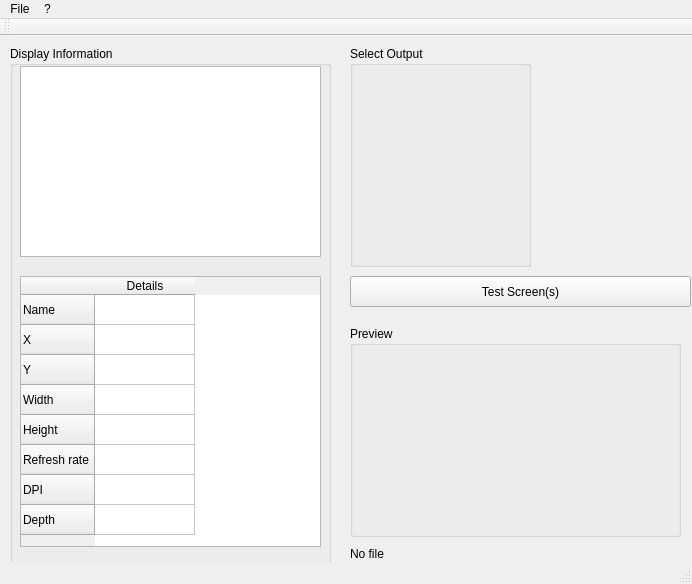
Before: the Qt Designer form DisplaySelector/mainwindow.ui in AlexRadacki/QtSfCM, drawn with Qt 5.
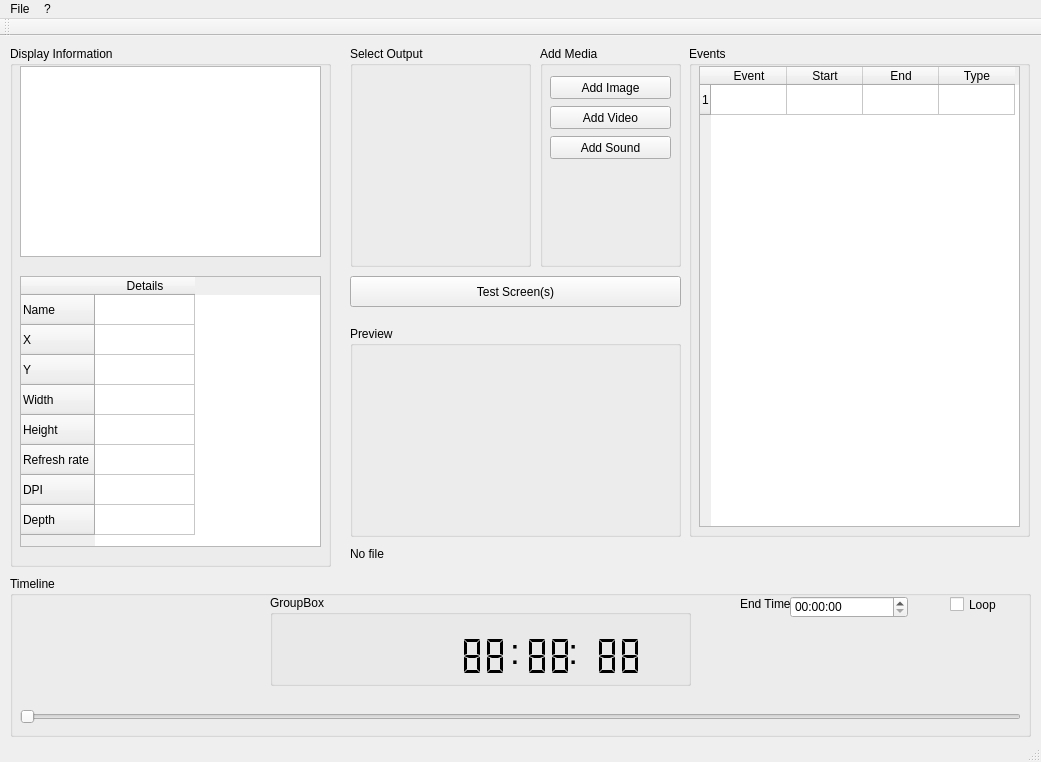
After: the same form once the commit is applied.

```diff
--- a/DisplaySelector/mainwindow.ui
+++ b/DisplaySelector/mainwindow.ui
@@ -6,8 +6,8 @@
    <rect>
     <x>0</x>
     <y>0</y>
-    <width>692</width>
-    <height>584</height>
+    <width>1041</width>
+    <height>762</height>
    </rect>
   </property>
   <property name="windowTitle">
@@ -131,7 +131,7 @@
      <rect>
       <x>350</x>
       <y>240</y>
-      <width>341</width>
+      <width>331</width>
       <height>31</height>
      </rect>
     </property>
@@ -165,6 +165,340 @@
      <string>No file</string>
     </property>
    </widget>
+   <widget class="QGroupBox" name="eventListBox">
+    <property name="geometry">
+     <rect>
+      <x>689</x>
+      <y>10</y>
+      <width>341</width>
+      <height>491</height>
+     </rect>
+    </property>
+    <property name="title">
+     <string>Events</string>
+    </property>
+    <widget class="QTableWidget" name="eventListTable">
+     <property name="geometry">
+      <rect>
+       <x>10</x>
+       <y>20</y>
+       <width>321</width>
+       <height>461</height>
+      </rect>
+     </property>
+     <property name="sizeAdjustPolicy">
+      <enum>QAbstractScrollArea::AdjustToContents</enum>
+     </property>
+     <property name="rowCount">
+      <number>1</number>
+     </property>
+     <attribute name="horizontalHeaderDefaultSectionSize">
+      <number>76</number>
+     </attribute>
+     <row>
+      <property name="text">
+       <string>1</string>
+      </property>
+     </row>
+     <column>
+      <property name="text">
+       <string>Event</string>
+      </property>
+     </column>
+     <column>
+      <property name="text">
+       <string>Start</string>
+      </property>
+     </column>
+     <column>
+      <property name="text">
+       <string>End</string>
+      </property>
+     </column>
+     <column>
+      <property name="text">
+       <string>Type</string>
+      </property>
+     </column>
+    </widget>
+   </widget>
+   <widget class="QGroupBox" name="timeLineBox">
+    <property name="geometry">
+     <rect>
+      <x>10</x>
+      <y>540</y>
+      <width>1021</width>
+      <height>161</height>
+     </rect>
+    </property>
+    <property name="title">
+     <string>Timeline</string>
+    </property>
+    <widget class="QSlider" name="horizontalSlider">
+     <property name="geometry">
+      <rect>
+       <x>10</x>
+       <y>130</y>
+       <width>1001</width>
+       <height>22</height>
+      </rect>
+     </property>
+     <property name="orientation">
+      <enum>Qt::Horizontal</enum>
+     </property>
+    </widget>
+    <widget class="QLabel" name="label">
+     <property name="geometry">
+      <rect>
+       <x>730</x>
+       <y>20</y>
+       <width>61</width>
+       <height>16</height>
+      </rect>
+     </property>
+     <property name="text">
+      <string>End Time:</string>
+     </property>
+    </widget>
+    <widget class="QTimeEdit" name="timeEdit">
+     <property name="geometry">
+      <rect>
+       <x>780</x>
+       <y>20</y>
+       <width>118</width>
+       <height>22</height>
+      </rect>
+     </property>
+    </widget>
+    <widget class="QCheckBox" name="checkBox">
+     <property name="geometry">
+      <rect>
+       <x>940</x>
+       <y>20</y>
+       <width>61</width>
+       <height>17</height>
+      </rect>
+     </property>
+     <property name="text">
+      <string>Loop</string>
+     </property>
+    </widget>
+    <widget class="QLCDNumber" name="currentTimeMinutes">
+     <property name="geometry">
+      <rect>
+       <x>440</x>
+       <y>60</y>
+       <width>71</width>
+       <height>41</height>
+      </rect>
+     </property>
+     <property name="font">
+      <font>
+       <weight>50</weight>
+       <italic>false</italic>
+       <bold>false</bold>
+      </font>
+     </property>
+     <property name="autoFillBackground">
+      <bool>false</bool>
+     </property>
+     <property name="frameShape">
+      <enum>QFrame::NoFrame</enum>
+     </property>
+     <property name="frameShadow">
+      <enum>QFrame::Plain</enum>
+     </property>
+     <property name="smallDecimalPoint">
+      <bool>true</bool>
+     </property>
+     <property name="digitCount">
+      <number>2</number>
+     </property>
+     <property name="mode">
+      <enum>QLCDNumber::Dec</enum>
+     </property>
+     <property name="segmentStyle">
+      <enum>QLCDNumber::Flat</enum>
+     </property>
+     <property name="value" stdset="0">
+      <double>88.000000000000000</double>
+     </property>
+    </widget>
+    <widget class="QLCDNumber" name="currentTimeSeconds">
+     <property name="geometry">
+      <rect>
+       <x>500</x>
+       <y>60</y>
+       <width>81</width>
+       <height>41</height>
+      </rect>
+     </property>
+     <property name="font">
+      <font>
+       <weight>50</weight>
+       <italic>false</italic>
+       <bold>false</bold>
+      </font>
+     </property>
+     <property name="autoFillBackground">
+      <bool>false</bool>
+     </property>
+     <property name="frameShape">
+      <enum>QFrame::NoFrame</enum>
+     </property>
+     <property name="frameShadow">
+      <enum>QFrame::Plain</enum>
+     </property>
+     <property name="smallDecimalPoint">
+      <bool>true</bool>
+     </property>
+     <property name="digitCount">
+      <number>2</number>
+     </property>
+     <property name="mode">
+      <enum>QLCDNumber::Dec</enum>
+     </property>
+     <property name="segmentStyle">
+      <enum>QLCDNumber::Flat</enum>
+     </property>
+     <property name="value" stdset="0">
+      <double>88.000000000000000</double>
+     </property>
+    </widget>
+    <widget class="QLCDNumber" name="currentTimeSeconds_2">
+     <property name="geometry">
+      <rect>
+       <x>570</x>
+       <y>60</y>
+       <width>81</width>
+       <height>41</height>
+      </rect>
+     </property>
+     <property name="font">
+      <font>
+       <weight>50</weight>
+       <italic>false</italic>
+       <bold>false</bold>
+      </font>
+     </property>
+     <property name="autoFillBackground">
+      <bool>false</bool>
+     </property>
+     <property name="frameShape">
+      <enum>QFrame::NoFrame</enum>
+     </property>
+     <property name="frameShadow">
+      <enum>QFrame::Plain</enum>
+     </property>
+     <property name="smallDecimalPoint">
+      <bool>true</bool>
+     </property>
+     <property name="digitCount">
+      <number>2</number>
+     </property>
+     <property name="mode">
+      <enum>QLCDNumber::Dec</enum>
+     </property>
+     <property name="segmentStyle">
+      <enum>QLCDNumber::Flat</enum>
+     </property>
+     <property name="value" stdset="0">
+      <double>88.000000000000000</double>
+     </property>
+    </widget>
+    <widget class="QLabel" name="label_2">
+     <property name="geometry">
+      <rect>
+       <x>500</x>
+       <y>40</y>
+       <width>101</width>
+       <height>71</height>
+      </rect>
+     </property>
+     <property name="font">
+      <font>
+       <pointsize>26</pointsize>
+      </font>
+     </property>
+     <property name="text">
+      <string>:     :</string>
+     </property>
+    </widget>
+    <widget class="QGroupBox" name="groupBox">
+     <property name="geometry">
+      <rect>
+       <x>260</x>
+       <y>19</y>
+       <width>421</width>
+       <height>91</height>
+      </rect>
+     </property>
+     <property name="title">
+      <string>GroupBox</string>
+     </property>
+    </widget>
+    <zorder>label_2</zorder>
+    <zorder>horizontalSlider</zorder>
+    <zorder>label</zorder>
+    <zorder>timeEdit</zorder>
+    <zorder>checkBox</zorder>
+    <zorder>currentTimeMinutes</zorder>
+    <zorder>currentTimeSeconds</zorder>
+    <zorder>currentTimeSeconds_2</zorder>
+    <zorder>groupBox</zorder>
+   </widget>
+   <widget class="QGroupBox" name="addEventBox">
+    <property name="geometry">
+     <rect>
+      <x>540</x>
+      <y>10</y>
+      <width>141</width>
+      <height>221</height>
+     </rect>
+    </property>
+    <property name="title">
+     <string>Add Media</string>
+    </property>
+    <widget class="QPushButton" name="addImageButton">
+     <property name="geometry">
+      <rect>
+       <x>10</x>
+       <y>30</y>
+       <width>121</width>
+       <height>23</height>
+      </rect>
+     </property>
+     <property name="text">
+      <string>Add Image</string>
+     </property>
+    </widget>
+    <widget class="QPushButton" name="addVideoButton">
+     <property name="geometry">
+      <rect>
+       <x>10</x>
+       <y>60</y>
+       <width>121</width>
+       <height>23</height>
+      </rect>
+     </property>
+     <property name="text">
+      <string>Add Video</string>
+     </property>
+    </widget>
+    <widget class="QPushButton" name="addSoundButton">
+     <property name="geometry">
+      <rect>
+       <x>10</x>
+       <y>90</y>
+       <width>121</width>
+       <height>23</height>
+      </rect>
+     </property>
+     <property name="text">
+      <string>Add Sound</string>
+     </property>
+    </widget>
+   </widget>
   </widget>
   <widget class="QToolBar" name="mainToolBar">
    <attribute name="toolBarArea">
@@ -180,7 +514,7 @@
     <rect>
      <x>0</x>
      <y>0</y>
-     <width>692</width>
+     <width>1041</width>
      <height>21</height>
     </rect>
    </property>
```
Left out of the diff: 36 changed lines with no effect on the pictures.
